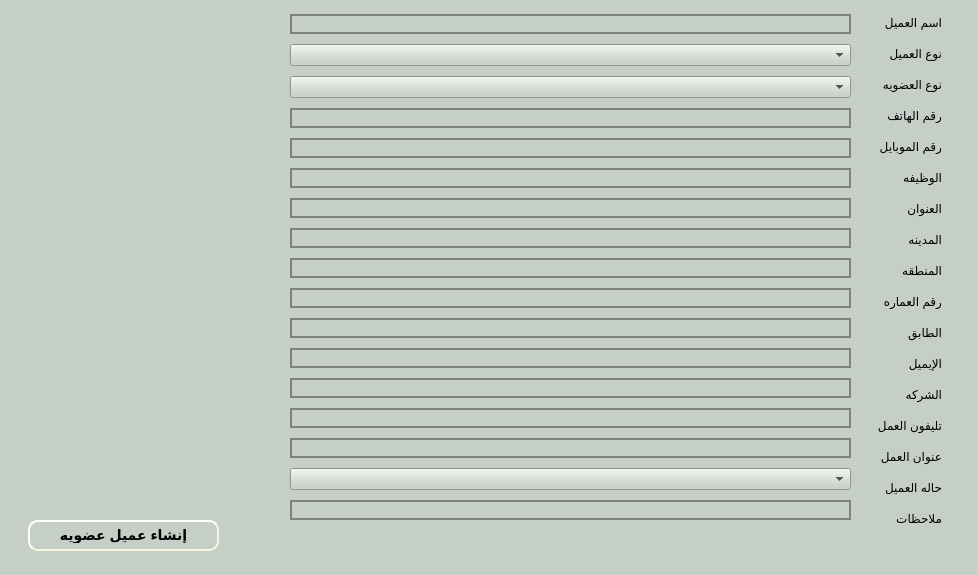
Above: presentation/loyalty_ui/createCustomer.ui from shymaa123456/HyperPOS2020 before the change. Below: the same form after it.
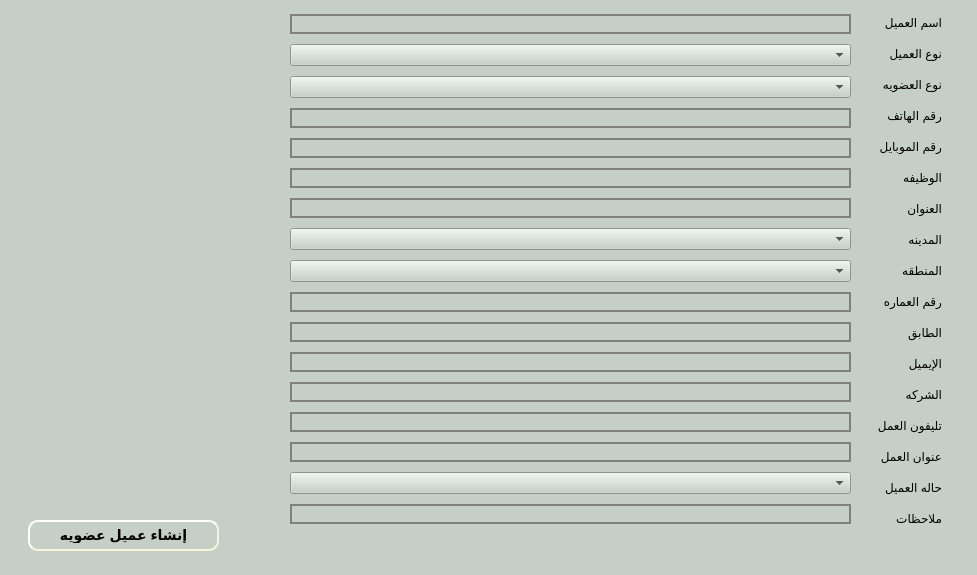
That is the form after the change.

Commit message: update create and modify customer

Patch:
```diff
--- a/presentation/loyalty_ui/createCustomer.ui
+++ b/presentation/loyalty_ui/createCustomer.ui
@@ -227,26 +227,16 @@
                     </widget>
                 </item>
                 <item>
-                    <widget class="QLineEdit" name="LE_city">
-                        <property name="styleSheet">
-                            <string notr="true">border: 2px solid gray;
-
-                                padding: 0 8px;
-
-                                selection-background-color: darkgray;
-                            </string>
+     <widget class="QComboBox" name="CMB_city">
+      <property name="duplicatesEnabled">
+       <bool>true</bool>
                         </property>
                     </widget>
                 </item>
                 <item>
-                    <widget class="QLineEdit" name="LE_district">
-                        <property name="styleSheet">
-                            <string notr="true">border: 2px solid gray;
-
-                                padding: 0 8px;
-
-                                selection-background-color: darkgray;
-                            </string>
+     <widget class="QComboBox" name="CMB_district">
+      <property name="duplicatesEnabled">
+       <bool>true</bool>
                         </property>
                     </widget>
                 </item>
```
Left out of the diff: 4 changed lines with no effect on the pictures. Lines whose indentation alone changed are shown as unchanged. The commit also changes 3 other files.
